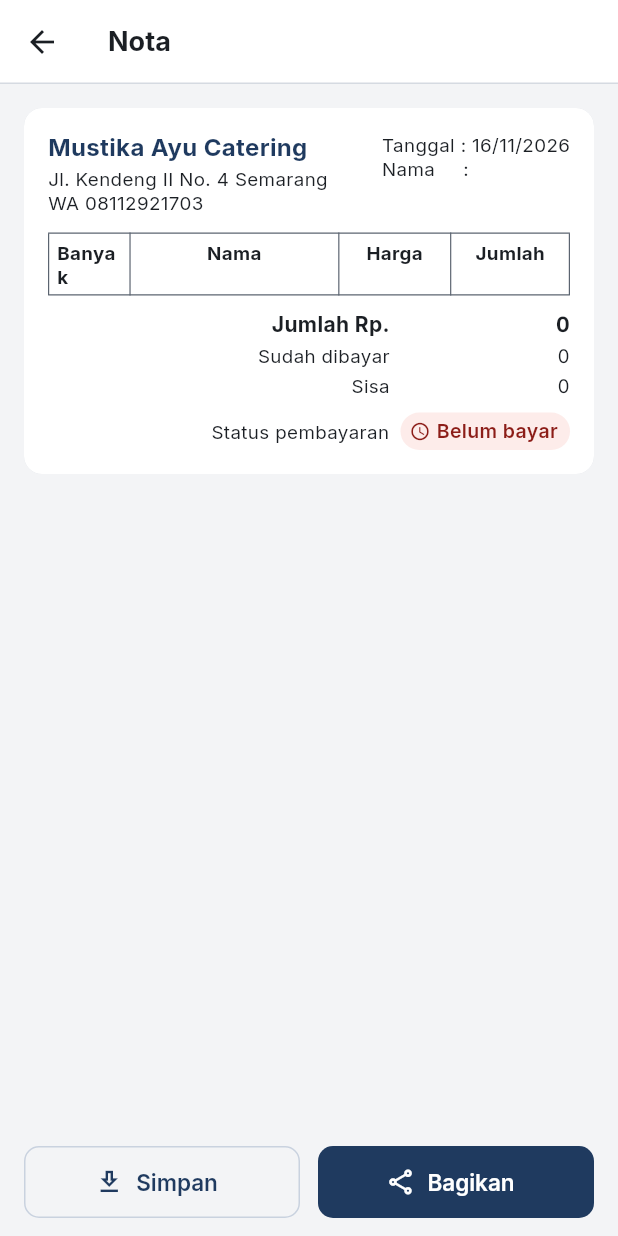
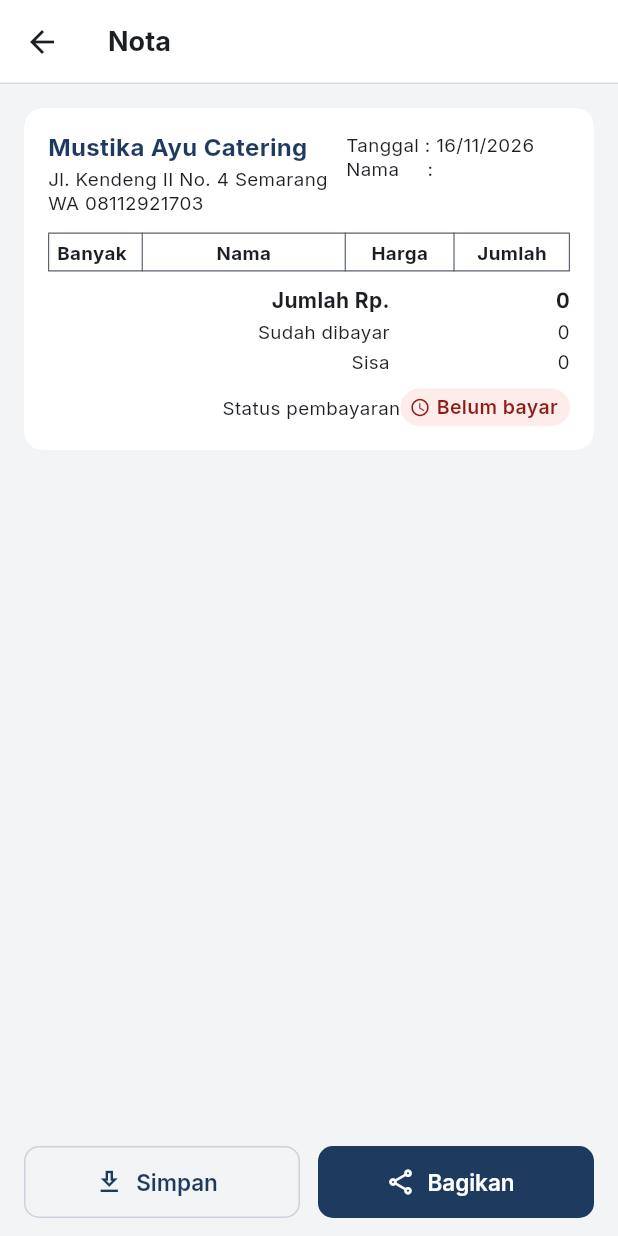
Before and after one commit to putriaariibah-bit/sistem-admin-mustika-ayu, a Flutter app: the NotaScreen screen opened directly with empty values, on a phone screen of 412 x 824 dp. Run offline on Flutter 3.47's test engine with Material 3 defaults, Android fonts, the phone set to English and light mode, and no system bars; our stand-ins replace cloud_firestore, firebase_auth, firebase_core, share_plus; missing offline and left inert: gal; accounts and stored records are empty.

Commit message:
Samakan gaya Nota, Masuk, sidebar, dan navigasi bawah
Co-Authored-By: Claude Opus 5.5 <noreply@anthropic.com>
Claude-Session: https://claude.ai/code/session_01M1MDQ1JNjBMbH3Tt94S1mm

```diff
--- a/lib/screens/masuk_screen.dart
+++ b/lib/screens/masuk_screen.dart
@@ -3,6 +3,7 @@ import 'package:flutter/material.dart';
 
 import '../utils/theme.dart';
 import '../utils/validasi_masuk.dart';
+import '../widgets/logo_usaha.dart';
 
 /// Halaman Masuk (proses 1.0 pada DFD level 0, KF-01).
 ///
@@ -84,6 +85,8 @@ class _MasukScreenState extends State<MasukScreen> {
                 child: Column(
                   crossAxisAlignment: CrossAxisAlignment.stretch,
                   children: [
+                    const Center(child: LogoUsaha(ukuran: 72)),
+                    const SizedBox(height: AppTheme.spacing16),
                     const Text(
                       'Mustika Ayu Catering',
                       textAlign: TextAlign.center,
--- a/lib/widgets/nota_kertas.dart
+++ b/lib/widgets/nota_kertas.dart
@@ -31,6 +31,18 @@ class NotaKertas extends StatelessWidget {
       Padding(
         padding: const EdgeInsets.symmetric(horizontal: 6, vertical: 5),
         child: Text(isi, style: gaya, textAlign: rata),
+      );
+
+  /// Sel judul kolom: selalu satu baris, mengecil bila kolom sempit.
+  Widget _judulKolom(String isi, {TextAlign rata = TextAlign.left}) => Padding(
+        padding: const EdgeInsets.symmetric(horizontal: 6, vertical: 5),
+        child: FittedBox(
+          fit: BoxFit.scaleDown,
+          alignment: rata == TextAlign.center
+              ? Alignment.center
+              : Alignment.centerLeft,
+          child: Text(isi, style: _tebal, maxLines: 1, softWrap: false),
+        ),
       );
 
   TableRow _barisTabel(BarisNota b) => TableRow(
@@ -91,6 +103,7 @@ class NotaKertas extends StatelessWidget {
             crossAxisAlignment: CrossAxisAlignment.start,
             children: [
               Expanded(
+                flex: 5,
                 child: Column(
                   crossAxisAlignment: CrossAxisAlignment.start,
                   children: [
@@ -108,7 +121,9 @@ class NotaKertas extends StatelessWidget {
                 ),
               ),
               const SizedBox(width: AppTheme.spacing12),
-              Column(
+              Flexible(
+                flex: 4,
+                child: Column(
                   crossAxisAlignment: CrossAxisAlignment.start,
                   children: [
                     Text(
@@ -116,15 +131,13 @@ class NotaKertas extends StatelessWidget {
                       key: const Key('nota-tanggal'),
                       style: _teks,
                     ),
-                  ConstrainedBox(
-                    constraints: const BoxConstraints(maxWidth: 160),
-                    child: Text(
+                    Text(
                       'Nama     : ${n.namaPelanggan}',
                       key: const Key('nota-nama'),
                       style: _teks,
                     ),
+                  ],
                 ),
-                ],
               ),
             ],
           ),
@@ -139,7 +152,7 @@ class NotaKertas extends StatelessWidget {
               verticalInside: _garis,
             ),
             columnWidths: const {
-              0: FlexColumnWidth(1.1),
+              0: FlexColumnWidth(1.3),
               1: FlexColumnWidth(2.8),
               2: FlexColumnWidth(1.5),
               3: FlexColumnWidth(1.6),
@@ -148,10 +161,10 @@ class NotaKertas extends StatelessWidget {
             children: [
               TableRow(
                 children: [
-                  _sel('Banyak', _tebal),
-                  _sel('Nama', _tebal, rata: TextAlign.center),
-                  _sel('Harga', _tebal, rata: TextAlign.center),
-                  _sel('Jumlah', _tebal, rata: TextAlign.center),
+                  _judulKolom('Banyak'),
+                  _judulKolom('Nama', rata: TextAlign.center),
+                  _judulKolom('Harga', rata: TextAlign.center),
+                  _judulKolom('Jumlah', rata: TextAlign.center),
                 ],
               ),
               for (final k in n.menu) ...[
@@ -183,7 +196,13 @@ class NotaKertas extends StatelessWidget {
           Row(
             mainAxisAlignment: MainAxisAlignment.end,
             children: [
-              Text('Status pembayaran  ', style: _teks),
+              Flexible(
+                child: Text(
+                  'Status pembayaran  ',
+                  style: _teks,
+                  textAlign: TextAlign.right,
+                ),
+              ),
               StatusBadge(n.status),
             ],
           ),
```
Also changed, not shown: lib/main.dart (+6 -1 lines), lib/widgets/sidebar_menu.dart (+21 -11 lines), 1 other file. Lines whose indentation alone changed are shown as unchanged.
